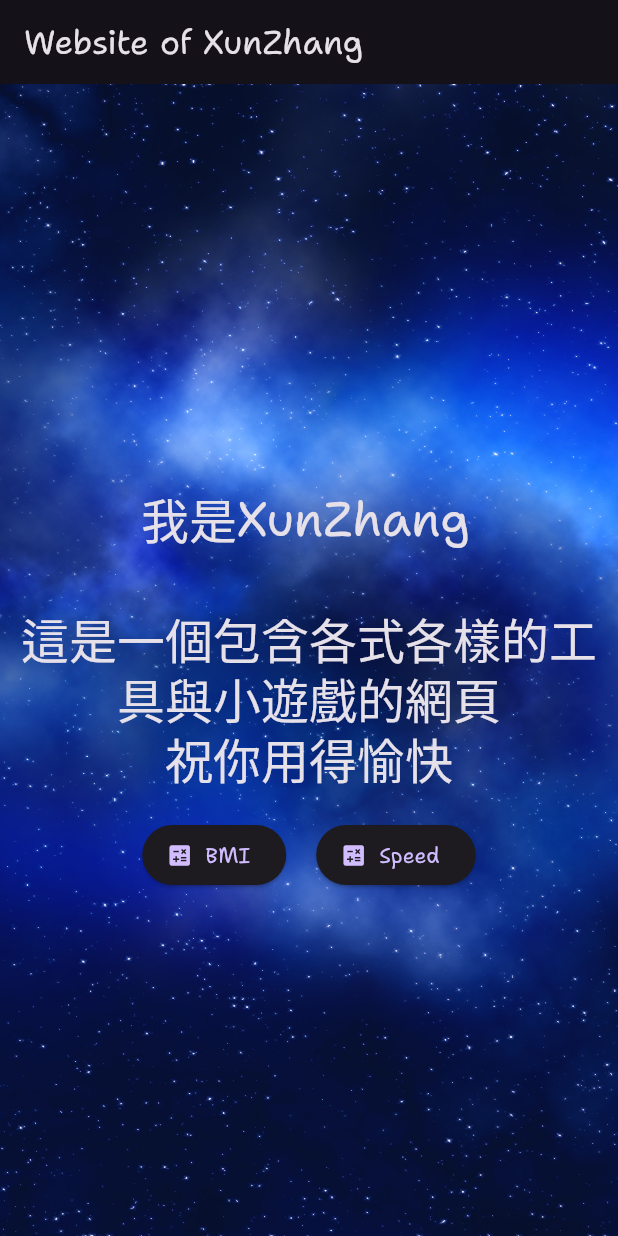
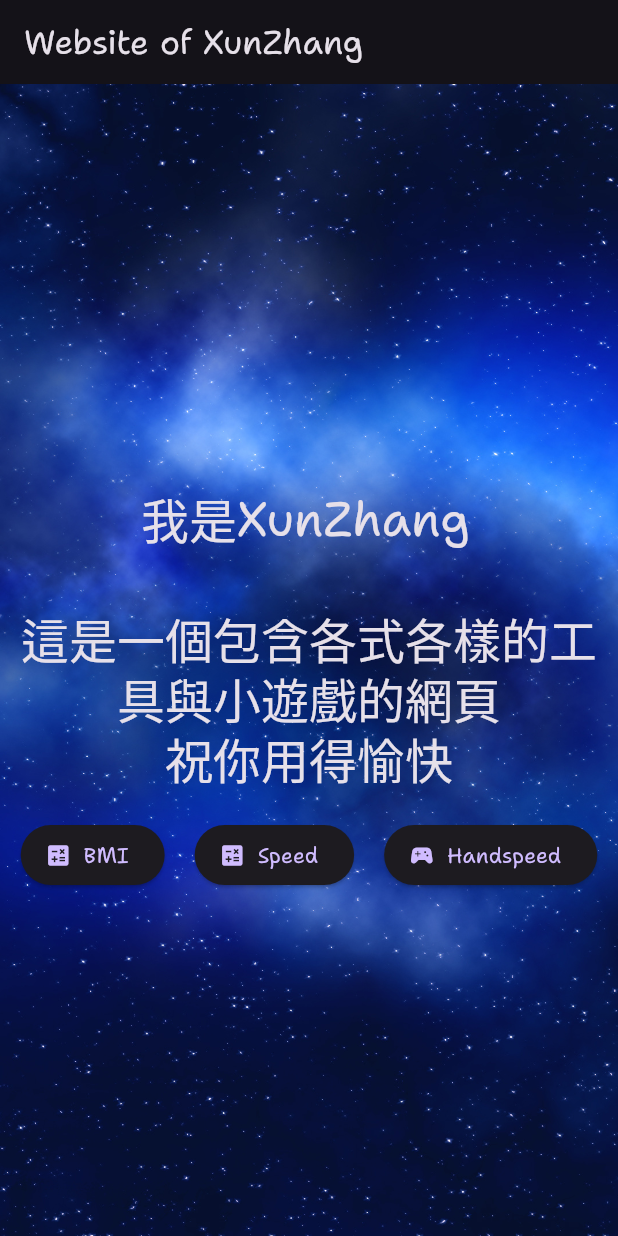
Before and after one commit to XunZhang-anson/website, a Flutter app: the screen it shows after launch, on a phone screen of 412 x 824 dp. Run offline on Flutter 3.47's test engine with Material 2 defaults, Android fonts, the light colour scheme and no system bars; drawn by our look-alikes of animated_text_kit; project files that could hold a hidden picture were left out.

Commit message:
hand speed first tried

```diff
--- a/lib/main.dart
+++ b/lib/main.dart
@@ -2,6 +2,7 @@ import 'package:flutter/material.dart';
 import 'package:animated_text_kit/animated_text_kit.dart';
 import 'pages/bmi.dart';
 import 'pages/speed.dart';
+import 'pages/handspeed.dart';
 
 void main() {
   runApp(const MyApp());
@@ -16,6 +17,7 @@ class MyApp extends StatelessWidget {
       routes: {
         '/bmi': (context) => const BMIPage(),
         '/speed': (context) => const SpeedPage(),
+        '/handspeed': (context) => const HandspeedPage(),
       },
       title: 'Website of XunZhang',
       theme: ThemeData(
@@ -105,6 +107,13 @@ class _MyHomePageState extends State<MyHomePage> {
                     icon: const Icon(Icons.calculate),
                     label: const Text('Speed'),
                   ),
+                  ElevatedButton.icon(
+                    onPressed: () {
+                      Navigator.pushNamed(context, '/handspeed');
+                    },
+                    icon: const Icon(Icons.sports_esports),
+                    label: const Text('Handspeed'),
+                  ),
                 ],
               ),
             ],
```
Also changed, not shown: lib/pages/handspeed.dart (added, +47 -0 lines).
